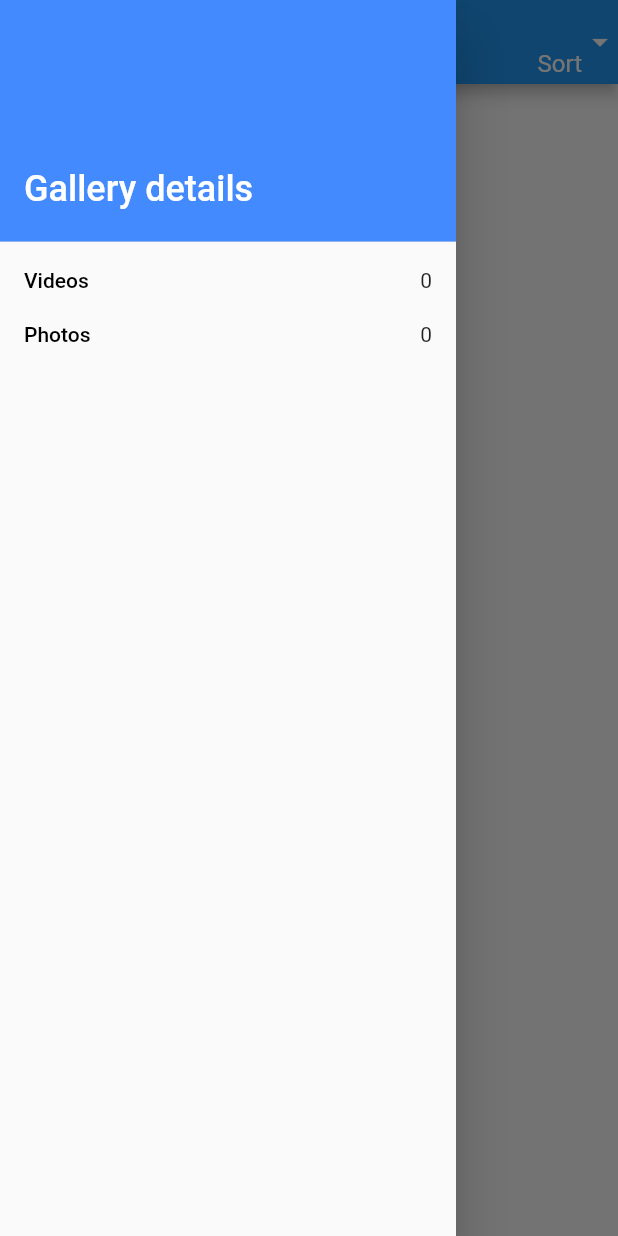
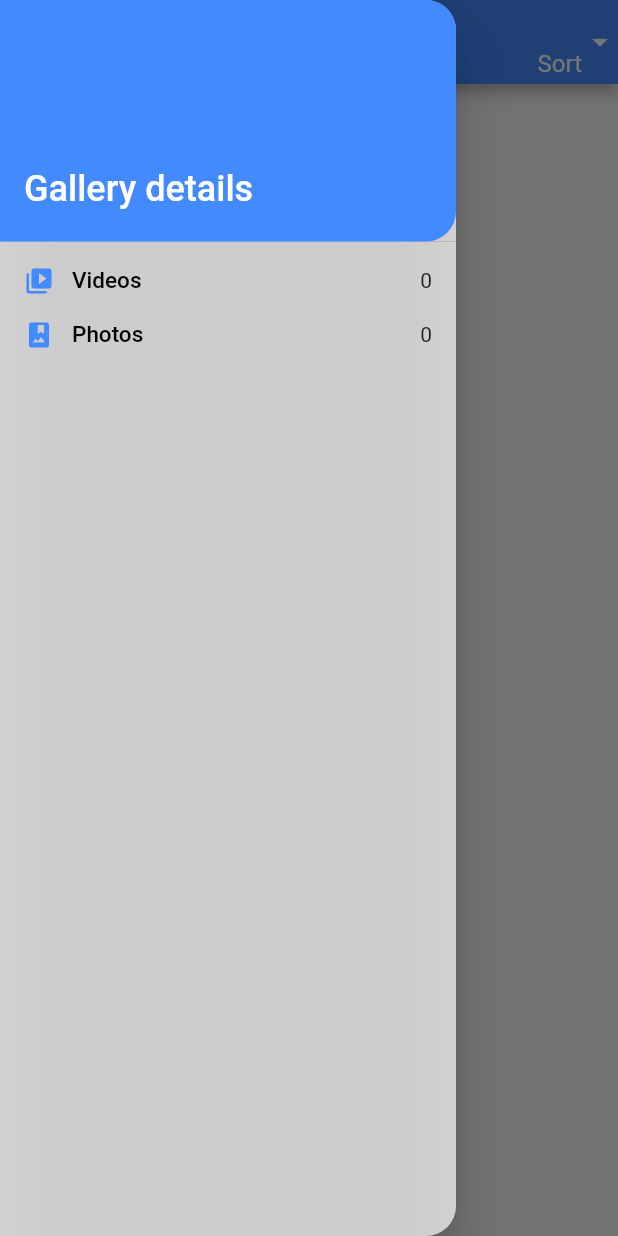
Before and after one commit to Asif-shah786/galaxy_view-Photo-View-App-, a Flutter app: the HomePage screen opened directly, with the side drawer open, on a phone screen of 412 x 824 dp. Run offline on Flutter 3.47's test engine with Material 2 defaults, Android fonts, the phone set to English and light mode, and no system bars; our stand-ins replace video_player; missing offline and left inert: photo_manager.

Commit message:
'appbar/menu_improved'

```diff
--- a/lib/main.dart
+++ b/lib/main.dart
@@ -17,6 +17,12 @@ class MyApp extends StatelessWidget {
     return MaterialApp(
       debugShowCheckedModeBanner: false,
       title: 'Galaxy Gallery photos and videos Viewer',
+      theme: ThemeData(
+        appBarTheme: const AppBarTheme(
+          color: Colors.blueAccent,
+          centerTitle: true,
+        ),
+      ),
       home: SafeArea(
         child: Scaffold(
           body : Builder(
--- a/lib/views/home_screen/home_screen.dart
+++ b/lib/views/home_screen/home_screen.dart
@@ -49,7 +49,6 @@ class _HomePageState extends State<HomePage> {
       child: Scaffold(
           drawer: LeftMenuBar(videos, photos),
           appBar: AppBar(
-            centerTitle: true,
             title: const Text('Gallery'),
             actions: [buildDropdownButton()],
           ),
--- a/lib/views/video_screen.dart
+++ b/lib/views/video_screen.dart
@@ -49,7 +49,6 @@ class _VideoScreenState extends State<VideoScreen> {
       child: Scaffold(
         appBar: AppBar(
           title: const Text('Video Player'),
-          centerTitle: true,
         ),
         body: initialized
             ? Center(
--- a/lib/widgets/left_menu_bar.dart
+++ b/lib/widgets/left_menu_bar.dart
@@ -8,9 +8,16 @@ class LeftMenuBar extends StatelessWidget {
   @override
   Widget build(BuildContext context) {
     return Drawer(
+      shape: const RoundedRectangleBorder(
+    borderRadius: BorderRadius.only(
+    topRight: Radius.circular(20),
+      bottomRight: Radius.circular(20)),
+    ),
+      backgroundColor: Colors.white70,
         child: ListView(
       children: [
         DrawerHeader(
+          curve: Curves.fastLinearToSlowEaseIn,
           child: Column(
             mainAxisAlignment: MainAxisAlignment.end,
             children: const [
@@ -28,25 +35,30 @@ class LeftMenuBar extends StatelessWidget {
             ],
           ),
           decoration: const BoxDecoration(
+            borderRadius: BorderRadiusDirectional.only(bottomEnd: Radius.circular(20)),
             color: Colors.blueAccent,
           ),
         ),
-        buildMenuListTile(title: 'Videos', value: videosCount.toString()),
-        buildMenuListTile(title: 'Photos', value: photosCount.toString()),
+        buildMenuListTile(title: 'Videos', value: videosCount.toString(), leadingIcon: const Icon(Icons.video_library,size: 20,)),
+        buildMenuListTile(title: 'Photos', value: photosCount.toString(), leadingIcon: const Icon(Icons.photo_album,size: 20,)),
       ],
     ));
   }
 
-  Widget buildMenuListTile({required String value, required String  title}){
+  Widget buildMenuListTile({required Icon leadingIcon, required String value, required String  title}){
     TextStyle _style = const TextStyle(
     color: Colors.black,
+      fontSize: 15,
       fontWeight: FontWeight.w500,
     );
     return ListTile(
+      iconColor: Colors.blueAccent,
+      horizontalTitleGap: 0,
       dense: true,
-      visualDensity: const VisualDensity(horizontal: 0, vertical: -3),
+      visualDensity: const VisualDensity(horizontal: -4, vertical: -3),
       minVerticalPadding: 2,
-      leading: Text(title, style: _style,),
+      leading: leadingIcon,
+      title: Text(title, style: _style,),
       trailing: Text(value),
     );
   }
```
Also changed, not shown: lib/views/image_screen.dart (+7 -2 lines).
